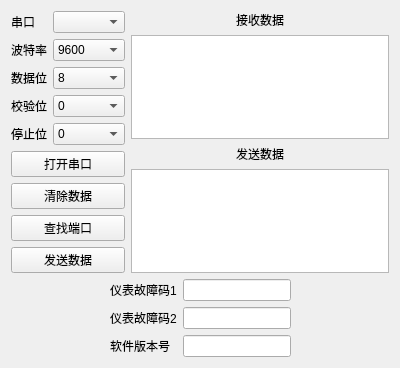
Old version of the form four_pages/home.ui in the repository VGuoGavin/Upper-machine-based-on-Qt.
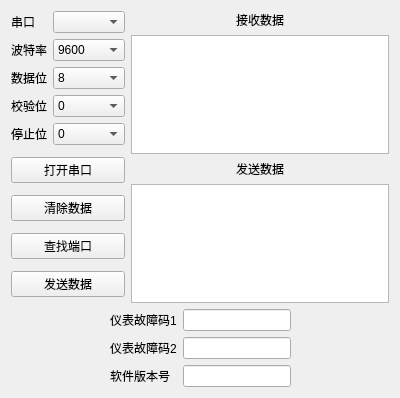
New version of the form.

The edit to the form file:
```diff
--- a/four_pages/home.ui
+++ b/four_pages/home.ui
@@ -14,7 +14,49 @@
    <string>Form</string>
   </property>
   <layout class="QGridLayout" name="gridLayout">
-   <item row="0" column="0" rowspan="4">
+   <item row="6" column="0">
+    <spacer name="verticalSpacer_7">
+     <property name="orientation">
+      <enum>Qt::Vertical</enum>
+     </property>
+     <property name="sizeHint" stdset="0">
+      <size>
+       <width>20</width>
+       <height>40</height>
+      </size>
+     </property>
+    </spacer>
+   </item>
+   <item row="0" column="1">
+    <spacer name="verticalSpacer_6">
+     <property name="orientation">
+      <enum>Qt::Vertical</enum>
+     </property>
+     <property name="sizeHint" stdset="0">
+      <size>
+       <width>20</width>
+       <height>40</height>
+      </size>
+     </property>
+    </spacer>
+   </item>
+   <item row="1" column="1">
+    <widget class="QLabel" name="label_9">
+     <property name="sizePolicy">
+      <sizepolicy hsizetype="Expanding" vsizetype="Preferred">
+       <horstretch>0</horstretch>
+       <verstretch>0</verstretch>
+      </sizepolicy>
+     </property>
+     <property name="text">
+      <string>接收数据</string>
+     </property>
+     <property name="alignment">
+      <set>Qt::AlignCenter</set>
+     </property>
+    </widget>
+   </item>
+   <item row="1" column="0" rowspan="4">
     <layout class="QVBoxLayout" name="verticalLayout_2">
      <item>
       <layout class="QFormLayout" name="formLayout">
@@ -173,7 +215,7 @@
          </item>
         </widget>
        </item>
-       <item row="5" column="0" colspan="2">
+       <item row="6" column="0" colspan="2">
         <widget class="QPushButton" name="OpenSerialButton">
          <property name="sizePolicy">
           <sizepolicy hsizetype="Preferred" vsizetype="Preferred">
@@ -186,51 +228,103 @@
          </property>
         </widget>
        </item>
-       <item row="6" column="0" colspan="2">
+       <item row="8" column="0" colspan="2">
         <widget class="QPushButton" name="ClearData">
          <property name="text">
           <string>清除数据</string>
          </property>
         </widget>
        </item>
-       <item row="7" column="0" colspan="2">
+       <item row="10" column="0" colspan="2">
         <widget class="QPushButton" name="FindPort">
          <property name="text">
           <string>查找端口</string>
          </property>
         </widget>
        </item>
-       <item row="8" column="0" colspan="2">
+       <item row="12" column="0" colspan="2">
         <widget class="QPushButton" name="SendButton">
          <property name="text">
           <string>发送数据</string>
          </property>
         </widget>
        </item>
+       <item row="7" column="0">
+        <spacer name="verticalSpacer">
+         <property name="orientation">
+          <enum>Qt::Vertical</enum>
+         </property>
+         <property name="sizeHint" stdset="0">
+          <size>
+           <width>20</width>
+           <height>40</height>
+          </size>
+         </property>
+        </spacer>
+       </item>
+       <item row="9" column="0">
+        <spacer name="verticalSpacer_2">
+         <property name="orientation">
+          <enum>Qt::Vertical</enum>
+         </property>
+         <property name="sizeHint" stdset="0">
+          <size>
+           <width>20</width>
+           <height>40</height>
+          </size>
+         </property>
+        </spacer>
+       </item>
+       <item row="11" column="0">
+        <spacer name="verticalSpacer_3">
+         <property name="orientation">
+          <enum>Qt::Vertical</enum>
+         </property>
+         <property name="sizeHint" stdset="0">
+          <size>
+           <width>20</width>
+           <height>40</height>
+          </size>
+         </property>
+        </spacer>
+       </item>
+       <item row="13" column="0">
+        <spacer name="verticalSpacer_4">
+         <property name="orientation">
+          <enum>Qt::Vertical</enum>
+         </property>
+         <property name="sizeHint" stdset="0">
+          <size>
+           <width>20</width>
+           <height>40</height>
+          </size>
+         </property>
+        </spacer>
+       </item>
+       <item row="5" column="0">
+        <spacer name="verticalSpacer_5">
+         <property name="orientation">
+          <enum>Qt::Vertical</enum>
+         </property>
+         <property name="sizeHint" stdset="0">
+          <size>
+           <width>20</width>
+           <height>40</height>
+          </size>
+         </property>
+        </spacer>
+       </item>
       </layout>
      </item>
     </layout>
    </item>
-   <item row="0" column="1">
-    <widget class="QLabel" name="label_9">
-     <property name="sizePolicy">
-      <sizepolicy hsizetype="Expanding" vsizetype="Preferred">
-       <horstretch>0</horstretch>
-       <verstretch>0</verstretch>
-      </sizepolicy>
-     </property>
-     <property name="text">
-      <string>接收数据</string>
-     </property>
-     <property name="alignment">
-      <set>Qt::AlignCenter</set>
-     </property>
-    </widget>
-   </item>
-   <item row="1" column="1">
-    <widget class="QTextEdit" name="textEdit"/>
+   <item row="4" column="1">
+    <widget class="QTextEdit" name="send_textEdit"/>
    </item>
    <item row="2" column="1">
+    <widget class="QTextEdit" name="receive_textEdit"/>
+   </item>
+   <item row="3" column="1">
     <widget class="QLabel" name="label_10">
      <property name="sizePolicy">
       <sizepolicy hsizetype="Expanding" vsizetype="Preferred">
@@ -246,10 +340,7 @@
      </property>
     </widget>
    </item>
-   <item row="3" column="1">
-    <widget class="QTextEdit" name="textEdit_2"/>
-   </item>
-   <item row="4" column="0" colspan="2">
+   <item row="5" column="0" colspan="2">
     <layout class="QHBoxLayout" name="horizontalLayout_2">
      <item>
       <spacer name="horizontalSpacer_2">
```
Left out of the diff: 12 changed lines with no effect on the pictures.
